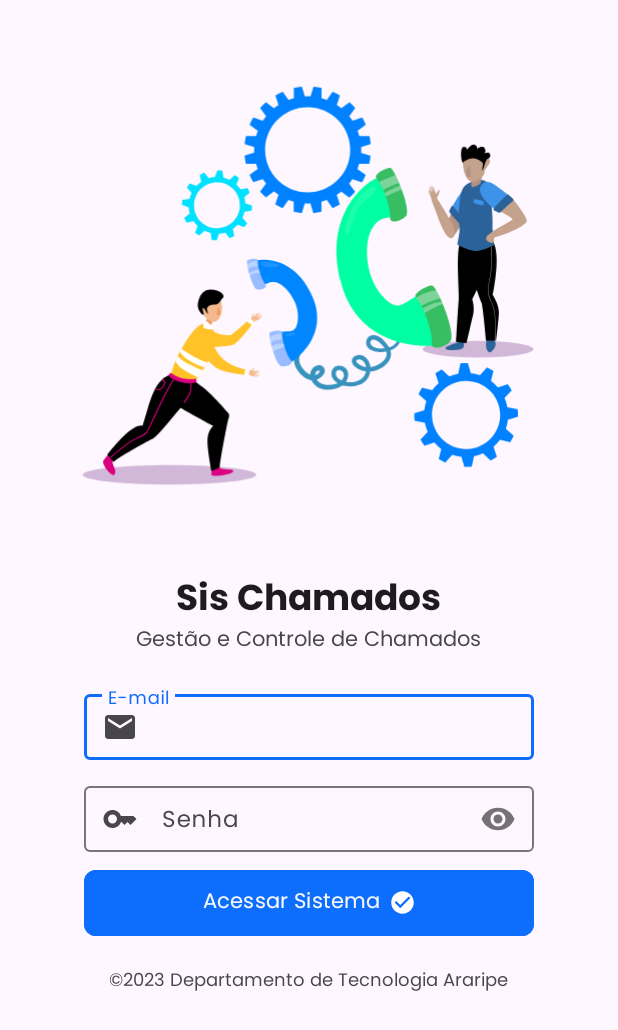
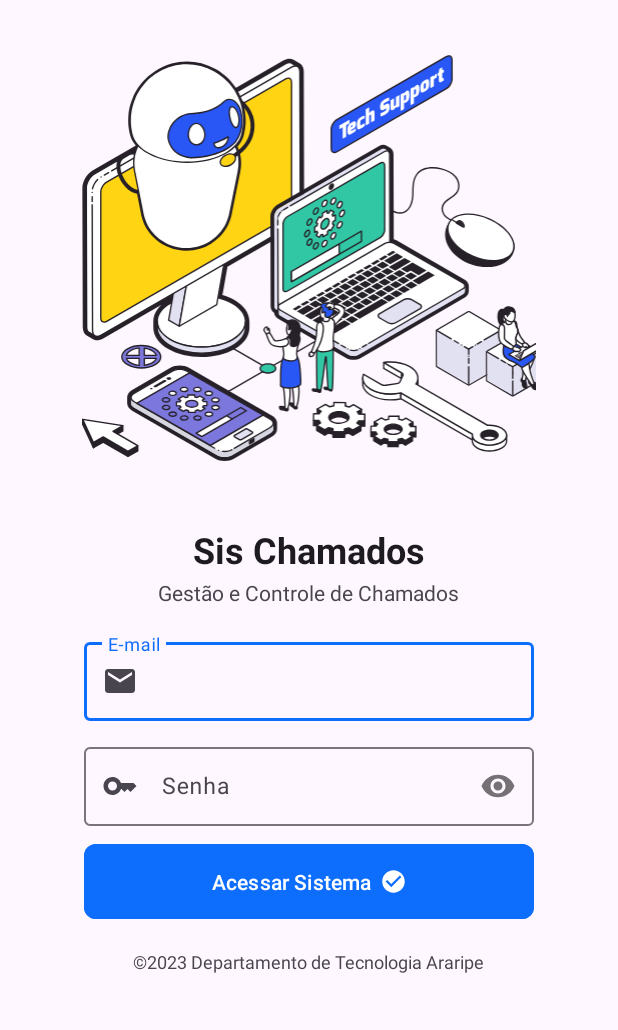
Before and after one commit to OctusPi/App-SisChamados, an Android app: the screen it shows after launch (LoginActivity), on a phone screen of 412 x 824 dp. Shown: the top 1030 px of the screen. Run offline under Robolectric (Android 15) with nearby library versions, the phone set to English and light mode, and no system bars.

Commit message:
add: layout validations aproved!

```diff
--- a/app/src/main/res/layout/activity_login.xml
+++ b/app/src/main/res/layout/activity_login.xml
@@ -14,12 +14,12 @@
     tools:context=".LoginActivity">
 
     <ImageView
-        android:id="@+id/app_bg"
-        android:layout_width="332dp"
-        android:layout_height="314dp"
-        android:layout_marginTop="16dp"
+        android:id="@+id/imageView"
+        android:layout_width="wrap_content"
+        android:layout_height="300dp"
         android:contentDescription="@string/app_bg_alt"
-        android:src="@drawable/login_bg" />
+        android:scaleType="centerInside"
+        app:srcCompat="@drawable/logo" />
 
     <TextView
         android:id="@+id/app_title"
@@ -27,7 +27,6 @@
         android:layout_height="35dp"
         android:layout_marginTop="32dp"
         android:elegantTextHeight="true"
-        android:fontFamily="@font/poppins_bold"
         android:paddingBottom="0dp"
         android:text="@string/app_name"
         android:textAppearance="@style/TextAppearance.AppCompat.Large"
@@ -42,69 +41,67 @@
         android:layout_width="wrap_content"
         android:layout_height="wrap_content"
         android:elegantTextHeight="true"
-        android:fontFamily="@font/poppins"
         android:text="@string/app_sub" />
 
     <com.google.android.material.textfield.TextInputLayout
         android:id="@+id/form_email"
+        android:layout_width="300dp"
+        android:layout_height="58dp"
+        android:layout_marginTop="18dp"
         android:textSize="12sp"
-        android:layout_width="wrap_content"
-        android:layout_height="wrap_content"
-        app:startIconDrawable="@drawable/baseline_email_24"
-        android:layout_marginTop="18dp">
+        app:startIconDrawable="@drawable/baseline_email_24">
 
         <com.google.android.material.textfield.TextInputEditText
+            android:id="@+id/email"
+            android:layout_width="match_parent"
+            android:layout_height="match_parent"
+            android:elegantTextHeight="true"
+            android:hint="@string/login_form_email"
+            android:inputType="textEmailAddress"
             android:maxLines="1"
-            android:inputType="textEmailAddress"
-            android:id="@+id/email"
-            android:layout_width="@dimen/input_width"
-            android:layout_height="@dimen/input_height"
-            android:elegantTextHeight="true"
-            android:fontFamily="@font/poppins"
-            android:hint="@string/login_form_email"
             android:padding="0dp"
-            android:textSize="15sp" />
+            android:textSize="15sp"
+            tools:ignore="TextContrastCheck" />
 
     </com.google.android.material.textfield.TextInputLayout>
 
     <com.google.android.material.textfield.TextInputLayout
         android:id="@+id/form_password"
+        android:layout_width="300dp"
+        android:layout_height="58dp"
+        android:layout_marginTop="12dp"
         app:passwordToggleEnabled="true"
-        app:startIconDrawable="@drawable/baseline_key_24"
-        android:layout_width="wrap_content"
-        android:layout_height="wrap_content"
-        android:layout_marginTop="12dp">
+        app:startIconDrawable="@drawable/baseline_key_24">
 
         <com.google.android.material.textfield.TextInputEditText
-            android:maxLines="1"
             android:id="@+id/password"
-            android:layout_width="@dimen/input_width"
-            android:layout_height="@dimen/input_height"
+            android:layout_width="match_parent"
+            android:layout_height="match_parent"
             android:elegantTextHeight="true"
-            android:padding="0dp"
-            android:fontFamily="@font/poppins"
             android:hint="@string/login_form_senha"
             android:inputType="textPassword"
-            android:textSize="15sp" />
+            android:maxLines="1"
+            android:padding="0dp"
+            android:textSize="15sp"
+            tools:ignore="TextContrastCheck" />
 
     </com.google.android.material.textfield.TextInputLayout>
 
     <Button
         android:id="@+id/form_submit"
         android:layout_width="@dimen/button_width"
-        android:layout_height="@dimen/button_height"
+        android:layout_height="58dp"
         android:layout_marginTop="8dp"
         android:backgroundTint="@color/bs_blue"
         android:elegantTextHeight="true"
-        android:fontFamily="@font/poppins"
         android:text="@string/login_form_submit"
-        android:textColor="@color/bs_light"
+        android:textColor="@color/bs_white"
         app:cornerRadius="8dp"
         app:icon="@drawable/baseline_check_circle_24"
-        app:iconTint="@color/bs_white"
         app:iconGravity="textEnd"
         app:iconPadding="6dp"
-        />
+        app:iconTint="@color/bs_white"
+        tools:ignore="TextContrastCheck" />
 
     <TextView
         android:id="@+id/app_footer"
@@ -112,9 +109,9 @@
         android:layout_height="wrap_content"
         android:layout_marginBottom="32dp"
         android:elegantTextHeight="true"
-        android:fontFamily="@font/poppins"
         android:text="@string/app_footer"
         android:layout_marginTop="16dp"
         android:textSize="12sp" />
+
 </LinearLayout>
 </ScrollView>
```
